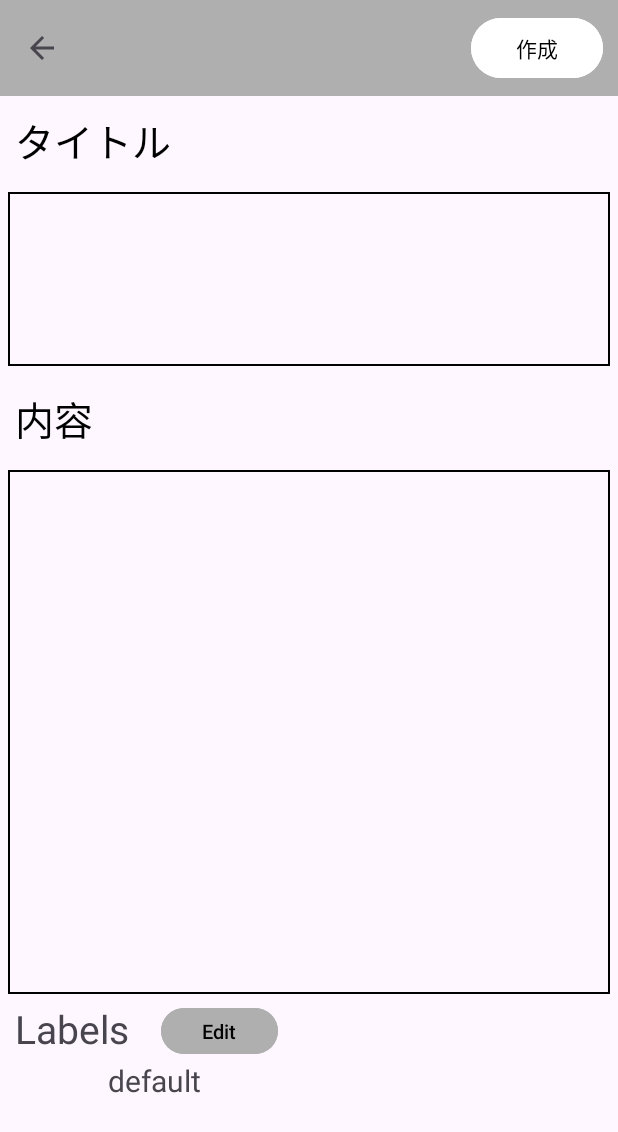
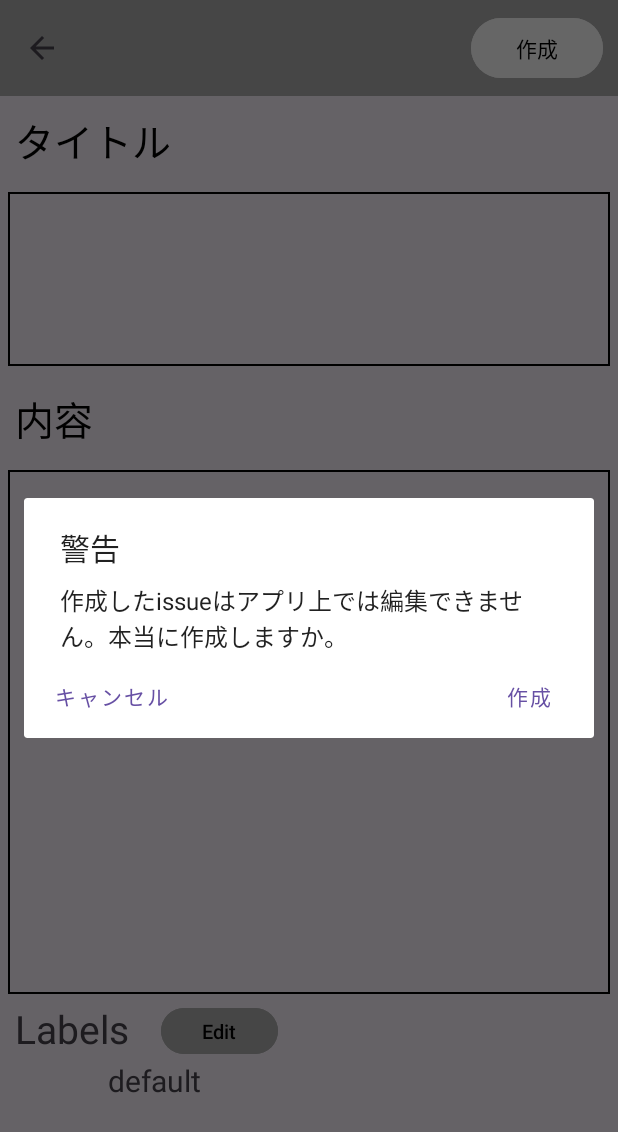
Before and after one commit to Akito626/IssueManager, an Android app: the EditorActivity screen opened directly, with no data from a screen before it, after a tap on "作成", on a phone screen of 412 x 824 dp. Shown: the top 1132 px of the screen. Run offline under Robolectric (Android 15) with nearby library versions, the phone set to English and light mode, and no system bars.

Commit message:
issueを作成する前に警告を表示するように変更

```diff
--- a/app/src/main/java/com/alha_app/issuemanager/EditorActivity.java
+++ b/app/src/main/java/com/alha_app/issuemanager/EditorActivity.java
@@ -17,6 +17,7 @@ import android.widget.Spinner;
 import android.widget.TextView;
 import android.widget.Toast;
 
+import com.alha_app.issuemanager.model.CreateIssueDialog;
 import com.alha_app.issuemanager.model.IssueJson;
 import com.alha_app.issuemanager.model.LabelsDialog;
 import com.fasterxml.jackson.databind.JsonNode;
@@ -70,11 +71,10 @@ public class EditorActivity extends AppCompatActivity {
         bodyText = findViewById(R.id.body_text);
         bodyText.setText(issueManager.getIssueBody());
 
-        Button saveButton = findViewById(R.id.save_button);
-        saveButton.setOnClickListener(view -> {
-            new Thread(() -> {
-                addIssue();
-            }).start();
+        Button createButton = findViewById(R.id.create_button);
+        createButton.setOnClickListener(view -> {
+            DialogFragment dialog = new CreateIssueDialog(this);
+            dialog.show(getSupportFragmentManager(), "createDialog");
         });
 
         // labelの編集ボタン
@@ -198,6 +198,10 @@ public class EditorActivity extends AppCompatActivity {
         }
     }
 
+    public void createIssue(){
+        new Thread(() -> addIssue()).start();
+    }
+
 //    // 存在しない
 //    public void updateIssue(){
 //        String urlString = BuildConfig.URL + owner + "/" + repo + "/issues/" + issueNumber;
--- /dev/null
+++ b/app/src/main/java/com/alha_app/issuemanager/model/CreateIssueDialog.java
@@ -0,0 +1,39 @@
+package com.alha_app.issuemanager.model;
+
+import android.app.AlertDialog;
+import android.app.Dialog;
+import android.content.DialogInterface;
+import android.os.Bundle;
+
+import androidx.annotation.NonNull;
+import androidx.annotation.Nullable;
+import androidx.fragment.app.DialogFragment;
+
+import com.alha_app.issuemanager.EditorActivity;
+import com.alha_app.issuemanager.R;
+
+public class CreateIssueDialog extends DialogFragment {
+    private EditorActivity editorActivity;
+
+    public CreateIssueDialog(EditorActivity editorActivity){
+        this.editorActivity = editorActivity;
+    }
+
+    @NonNull
+    @Override
+    public Dialog onCreateDialog(@Nullable Bundle savedInstanceState) {
+        String [] choices = getResources().getStringArray(R.array.labels);
+
+        AlertDialog.Builder builder = new AlertDialog.Builder(getActivity());
+        builder.setTitle("警告")
+                .setMessage("作成したissueはアプリ上では編集できません。本当に作成しますか。")
+                .setPositiveButton("作成", new DialogInterface.OnClickListener() {
+                    @Override
+                    public void onClick(DialogInterface dialog, int which) {
+                        editorActivity.createIssue();
+                    }
+                })
+                .setNeutralButton("キャンセル", null);
+        return builder.create();
+    }
+}
--- a/app/src/main/res/layout/activity_editor.xml
+++ b/app/src/main/res/layout/activity_editor.xml
@@ -14,7 +14,7 @@
         android:background="#afafb0">
 
         <Button
-            android:id="@+id/save_button"
+            android:id="@+id/create_button"
             android:layout_width="wrap_content"
             android:layout_height="wrap_content"
             android:layout_gravity="right"
```
